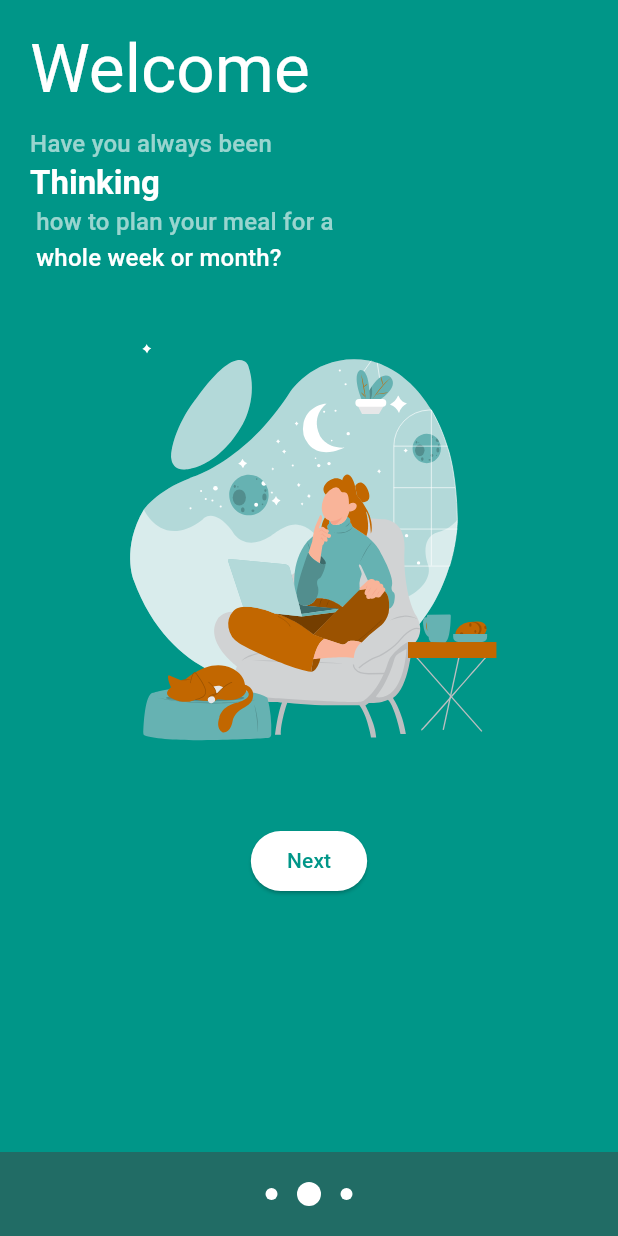
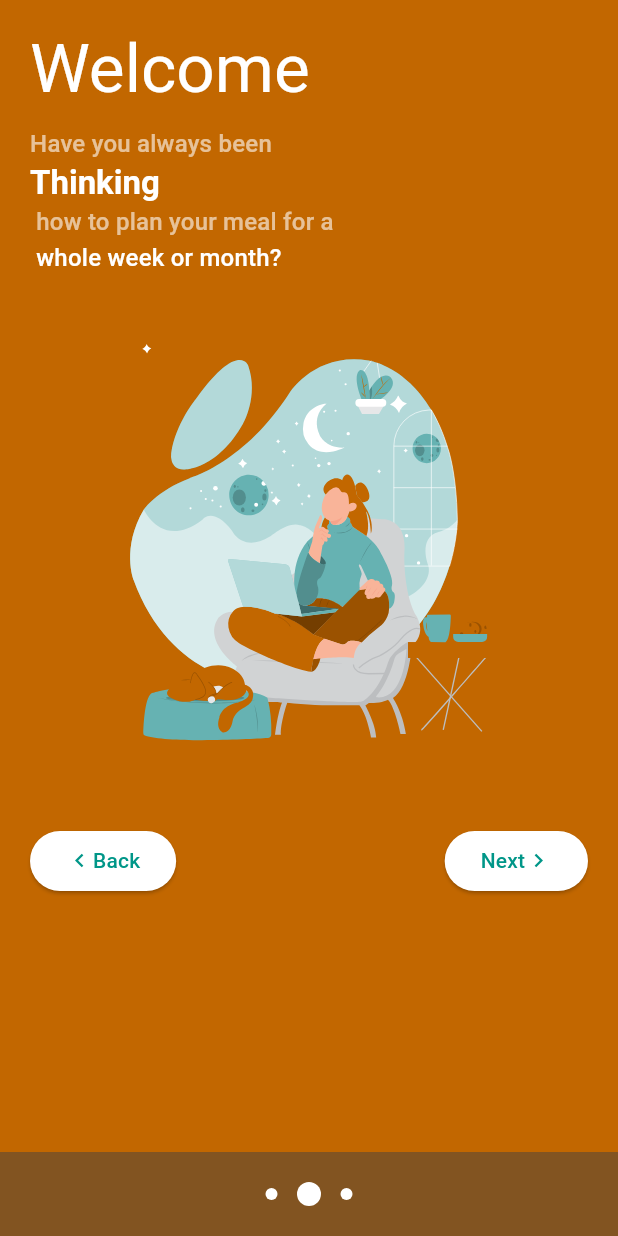
Before and after one commit to tjcode19/bettymeal, a Flutter app: the screen it shows after launch, after a tap on "Next", on a phone screen of 412 x 824 dp. Run offline on Flutter 3.47's test engine with Material 2 defaults, Android fonts, the phone set to English and light mode, and no system bars; our stand-ins replace badges, bloc, equatable, flutter_bloc, flutter_svg and 2 more; missing offline and left inert: dart:ffi; accounts and stored records are empty.

Commit message:
feat:slider optimised

```diff
--- a/lib/ui/screens/onboarding/step_one.dart
+++ b/lib/ui/screens/onboarding/step_one.dart
@@ -7,24 +7,13 @@ import 'package:flutter_svg/svg.dart';
 // import 'package:flutter_svg_provider/flutter_svg_provider.dart';
 
 import '../../../cubit/food_cubit.dart';
+import '../../../routes.dart';
 import '../../../utils/colours.dart';
 
-class StepOne extends StatefulWidget {
+class StepOne extends StatelessWidget {
   const StepOne(this.onChange, {super.key});
 
   final Function onChange;
-
-  @override
-  State<StepOne> createState() => _StepOneState();
-}
-
-class _StepOneState extends State<StepOne> {
-  bool isOkay = false;
-  @override
-  void initState() {
-    super.initState();
-    context.read<FoodCubit>().getAllMeals();
-  }
 
   @override
   Widget build(BuildContext context) {
@@ -36,40 +25,51 @@ class _StepOneState extends State<StepOne> {
           child: Column(
             crossAxisAlignment: CrossAxisAlignment.start,
             children: [
-              Text('Welcome',
+              Text('Welcome 🤗',
                   style: Theme.of(context)
                       .textTheme
-                      .displayMedium!
+                      .displaySmall!
                       .copyWith(color: AppColour(context).onPrimaryColour)),
-              CustomLayout.mPad.sizedBoxH,
+              const Divider(
+                thickness: 2,
+                color: Colors.white30,
+              ),
+              CustomLayout.xlPad.sizedBoxH,
               RichText(
                 text: TextSpan(
                   style: Theme.of(context).textTheme.titleMedium!.copyWith(
                         color:
-                            AppColour(context).onPrimaryColour.withOpacity(0.6),
+                            AppColour(context).onPrimaryColour.withOpacity(0.8),
                       ),
-                  text: 'Have you always been \n',
+                  text: 'Have you always been ',
                   children: [
                     TextSpan(
-                      text: 'Thinking \n',
+                      text: 'Thinking 🤔 \n',
                       style: Theme.of(context)
                           .textTheme
                           .titleLarge!
                           .copyWith(color: AppColour(context).onPrimaryColour),
                     ),
                     TextSpan(
-                      text: ' how to plan your meal for a \n',
+                      text: 'how to plan your meal for a ',
                       style: TextStyle(
                         color:
-                            AppColour(context).onPrimaryColour.withOpacity(0.6),
+                            AppColour(context).onPrimaryColour.withOpacity(0.8),
                       ),
                     ),
                     TextSpan(
-                      text: ' whole week or month?',
+                      text: 'whole',
                       style: Theme.of(context)
                           .textTheme
-                          .titleMedium!
+                          .titleLarge!
                           .copyWith(color: AppColour(context).onPrimaryColour),
+                    ),
+                    TextSpan(
+                      text: ' week or month?',
+                      style: TextStyle(
+                        color:
+                            AppColour(context).onPrimaryColour.withOpacity(0.8),
+                      ),
                     ),
                   ],
                 ),
@@ -83,11 +83,32 @@ class _StepOneState extends State<StepOne> {
               ),
               CustomLayout.xlPad.sizedBoxH,
               Center(
-                child: ElevatedButton(
-                  onPressed: () {
-                    widget.onChange(1);
-                  },
-                  child: const Text('Next'),
+                child: Row(
+                  mainAxisAlignment: MainAxisAlignment.spaceBetween,
+                  children: [
+                    ElevatedButton(
+                      onPressed: () {
+                        Navigator.pushNamed(context, Routes.getStarted);
+                      },
+                      child: Row(
+                        children: const [
+                          Icon(Icons.keyboard_arrow_left),
+                          Text('Skip'),
+                        ],
+                      ),
+                    ),
+                    ElevatedButton(
+                      onPressed: () {
+                        onChange(1);
+                      },
+                      child: Row(
+                        children: const [
+                          Text('Next'),
+                          Icon(Icons.keyboard_arrow_right)
+                        ],
+                      ),
+                    ),
+                  ],
                 ),
               ),
             ],
@@ -96,16 +117,4 @@ class _StepOneState extends State<StepOne> {
       ),
     );
   }
-
-  Widget badgeer({required Widget badgeContent, required Widget label}) {
-    return badges.Badge(
-      badgeContent: badgeContent,
-      badgeStyle: badges.BadgeStyle(
-        badgeColor: AppColour(context).primaryColour,
-        padding: const EdgeInsets.all(8),
-        borderSide: const BorderSide(color: Colors.white, width: 1),
-      ),
-      child: Chip(label: label),
-    );
-  }
 }
--- a/lib/ui/screens/onboarding/step_three.dart
+++ b/lib/ui/screens/onboarding/step_three.dart
@@ -68,11 +68,35 @@ class StepThree extends StatelessWidget {
               ),
               CustomLayout.xlPad.sizedBoxH,
               Center(
-                child: ElevatedButton(
-                  onPressed: () {
-                    Navigator.pushNamed(context, Routes.addFood);
-                  },
-                  child: const Text('Get Started'),
+                child: Row(
+                  mainAxisAlignment: MainAxisAlignment.spaceBetween,
+                  children: [
+                    ElevatedButton(
+                      onPressed: () {
+                        changePage(1);
+                      },
+                      child: Row(
+                        children: const [
+                          Icon(Icons.keyboard_arrow_left),
+                          Text('Back'),
+                        ],
+                      ),
+                    ),
+                    OutlinedButton(
+                      onPressed: () {
+                        Navigator.popAndPushNamed(context, Routes.getStarted);
+                      },
+                      child: Row(
+                        children: const [
+                          Text(
+                            'Get Started',
+                            style: TextStyle(color: Colors.white),
+                          ),
+                          Icon(Icons.arrow_forward, color: Colors.white)
+                        ],
+                      ),
+                    ),
+                  ],
                 ),
               ),
             ],
--- a/lib/ui/screens/onboarding/step_two.dart
+++ b/lib/ui/screens/onboarding/step_two.dart
@@ -15,7 +15,7 @@ class StepTwo extends StatelessWidget {
   @override
   Widget build(BuildContext context) {
     return Scaffold(
-      backgroundColor: AppColour(context).primaryColour,
+      backgroundColor: AppColour(context).secondaryColour,
       body: SafeArea(
         child: Padding(
           padding: const EdgeInsets.all(20),
@@ -69,11 +69,33 @@ class StepTwo extends StatelessWidget {
               ),
               CustomLayout.xlPad.sizedBoxH,
               Center(
-                child: ElevatedButton(
-                  onPressed: () {
-                    onChange(2);
-                  },
-                  child: const Text('Next'),
+                child: Row(
+                  mainAxisAlignment: MainAxisAlignment.spaceBetween,
+                  children: [
+                    ElevatedButton(
+                      onPressed: () {
+                        onChange(0);
+                      },
+                      child: Row(
+                        children: const [
+                          Icon(Icons.keyboard_arrow_left),
+                          Text('Back'),
+
+                        ],
+                      ),
+                    ),
+                    ElevatedButton(
+                      onPressed: () {
+                        onChange(2);
+                      },
+                      child: Row(
+                        children: const [
+                          Text('Next'),
+                          Icon(Icons.keyboard_arrow_right)
+                        ],
+                      ),
+                    ),
+                  ],
                 ),
               ),
             ],
--- a/lib/ui/splash_screen.dart
+++ b/lib/ui/splash_screen.dart
@@ -36,7 +36,7 @@ class _SplashScreenState extends State<SplashScreen> {
 
   gotoOnboarding() {
     Timer(Duration(seconds: counter), () {
-      Navigator.pushNamed(context, Routes.onboarding);
+      Navigator.popAndPushNamed(context, Routes.onboarding);
     });
   }
 
@@ -54,7 +54,7 @@ class _SplashScreenState extends State<SplashScreen> {
       timetableCubit.getTimetable();
     }
     Timer(Duration(seconds: counter), () async {
-      Navigator.pushNamed(context, Routes.home);
+      Navigator.popAndPushNamed(context, Routes.home);
     });
   }
 
```
